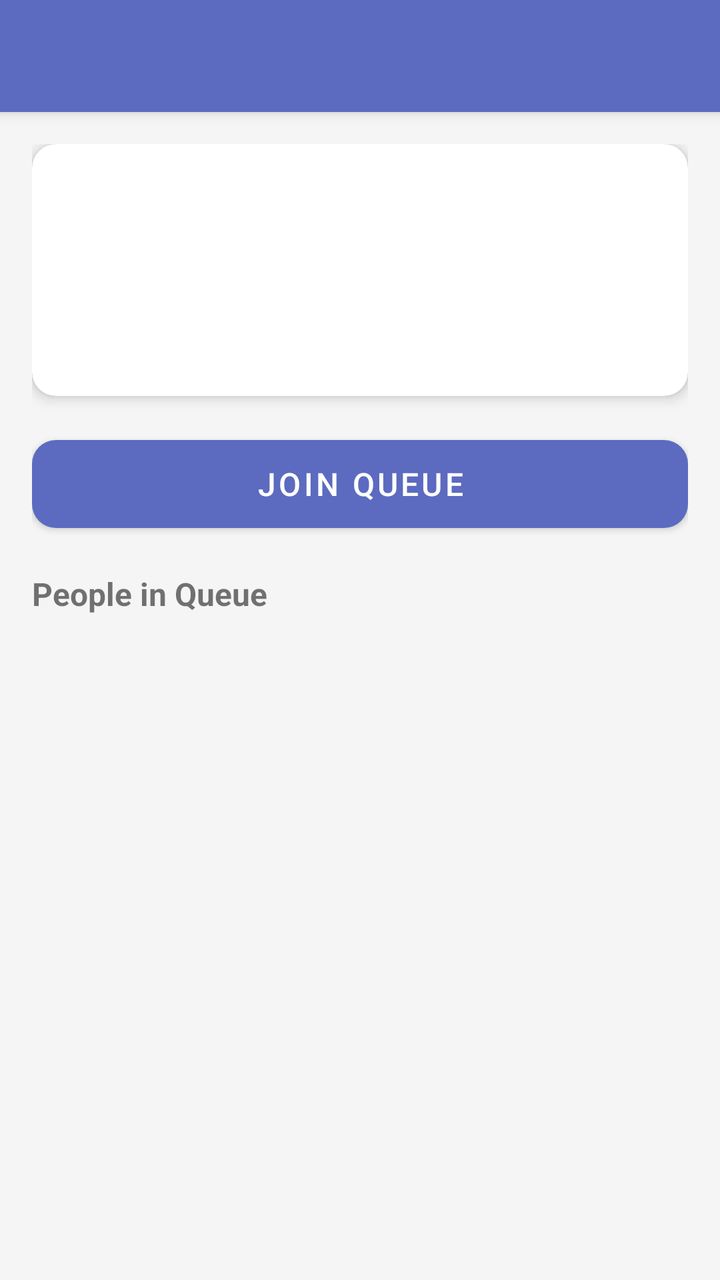
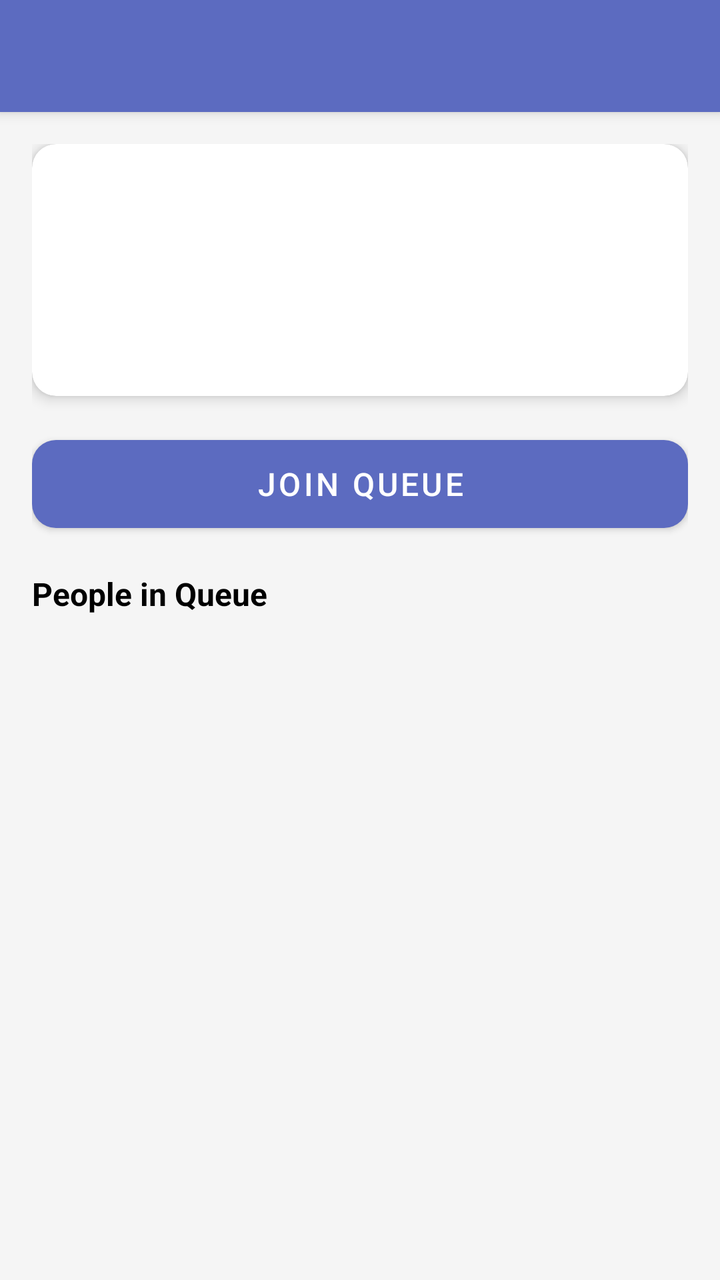

Before-and-after screenshots of an Android layout around one commit, followed by the original layout XML and the change that was made.
<!-- AndroidManifest.xml: application theme Theme.QueueLessPlus -->
<!-- res/layout/activity_queue_detail.xml -->
<?xml version="1.0" encoding="utf-8"?>
<androidx.coordinatorlayout.widget.CoordinatorLayout
    xmlns:android="http://schemas.android.com/apk/res/android"
    xmlns:app="http://schemas.android.com/apk/res-auto"
    android:layout_width="match_parent"
    android:layout_height="match_parent">

    <com.google.android.material.appbar.AppBarLayout
        android:layout_width="match_parent"
        android:layout_height="wrap_content">
        <androidx.appcompat.widget.Toolbar
            android:id="@+id/toolbar"
            android:layout_width="match_parent"
            android:layout_height="?attr/actionBarSize"
            android:background="@color/colorPrimary"
            app:titleTextColor="@color/white" />
    </com.google.android.material.appbar.AppBarLayout>

    <LinearLayout
        android:layout_width="match_parent"
        android:layout_height="match_parent"
        android:orientation="vertical"
        android:padding="16dp"
        app:layout_behavior="@string/appbar_scrolling_view_behavior">

        
        <com.google.android.material.card.MaterialCardView
            android:layout_width="match_parent"
            android:layout_height="wrap_content"
            android:layout_marginBottom="16dp"
            app:cardCornerRadius="12dp"
            app:cardElevation="4dp">

            <LinearLayout
                android:layout_width="match_parent"
                android:layout_height="wrap_content"
                android:orientation="vertical"
                android:padding="16dp">

                <TextView
                    android:id="@+id/tvDescription"
                    android:layout_width="match_parent"
                    android:layout_height="wrap_content"
                    android:textColor="@color/colorTextSecondary"
                    android:textSize="14sp" />

                <TextView
                    android:id="@+id/tvLocation"
                    android:layout_width="match_parent"
                    android:layout_height="wrap_content"
                    android:layout_marginTop="6dp"
                    android:textColor="@color/colorTextSecondary"
                    android:textSize="13sp" />

                <LinearLayout
                    android:layout_width="match_parent"
                    android:layout_height="wrap_content"
                    android:layout_marginTop="12dp"
                    android:orientation="horizontal">

                    <TextView
                        android:id="@+id/tvQueueCount"
                        android:layout_width="0dp"
                        android:layout_height="wrap_content"
                        android:layout_weight="1"
                        android:textSize="14sp"
                        android:textStyle="bold" />

                    <TextView
                        android:id="@+id/tvEstimatedWait"
                        android:layout_width="0dp"
                        android:layout_height="wrap_content"
                        android:layout_weight="1"
                        android:gravity="end"
                        android:textColor="@color/colorPrimary"
                        android:textSize="14sp" />
                </LinearLayout>

                <TextView
                    android:id="@+id/tvServiceTime"
                    android:layout_width="match_parent"
                    android:layout_height="wrap_content"
                    android:layout_marginTop="4dp"
                    android:textColor="@color/colorTextSecondary"
                    android:textSize="12sp" />
            </LinearLayout>
        </com.google.android.material.card.MaterialCardView>

        
        <com.google.android.material.button.MaterialButton
            android:id="@+id/btnJoinQueue"
            android:layout_width="match_parent"
            android:layout_height="56dp"
            android:layout_marginBottom="16dp"
            android:text="Join Queue"
            android:textSize="16sp"
            app:cornerRadius="12dp" />

        
        <TextView
            android:layout_width="match_parent"
            android:layout_height="wrap_content"
            android:layout_marginBottom="8dp"
            android:text="People in Queue"
            android:textSize="16sp"
            android:textStyle="bold" />

        <ProgressBar
            android:id="@+id/progressBar"
            android:layout_width="wrap_content"
            android:layout_height="wrap_content"
            android:layout_gravity="center_horizontal"
            android:visibility="gone" />

        <androidx.recyclerview.widget.RecyclerView
            android:id="@+id/rvQueueEntries"
            android:layout_width="match_parent"
            android:layout_height="0dp"
            android:layout_weight="1"
            app:layoutManager="androidx.recyclerview.widget.LinearLayoutManager" />

    </LinearLayout>
</androidx.coordinatorlayout.widget.CoordinatorLayout>
<!-- resources referenced by this layout -->
<resources>
  <color name="colorPrimary">#5C6BC0</color>
  <color name="colorTextSecondary">#757575</color>
  <color name="white">#FFFFFF</color>
  <style name="Theme.QueueLessPlus" parent="Theme.MaterialComponents.DayNight.NoActionBar">
          <item name="colorPrimary">@color/colorPrimary</item>
          <item name="colorPrimaryVariant">@color/colorPrimaryDark</item>
          <item name="colorOnPrimary">@color/white</item>
          <item name="colorSecondary">@color/colorAccent</item>
          <item name="colorOnSecondary">@color/white</item>
          <item name="android:colorBackground">@color/colorBackground</item>
          <item name="colorSurface">@color/colorSurface</item>
          <item name="colorError">@color/colorError</item>
          <item name="android:statusBarColor" tools:targetApi="l">@color/colorPrimaryDark</item>
          <item name="android:windowBackground">@color/colorBackground</item>
          <item name="textInputStyle">@style/Widget.MaterialComponents.TextInputLayout.OutlinedBox</item>
      </style>
  <color name="colorPrimaryDark">#3949AB</color>
  <color name="colorAccent">#FF7043</color>
  <color name="colorBackground">#F5F5F5</color>
  <color name="colorSurface">#FFFFFF</color>
  <color name="colorError">#F44336</color>
</resources>

<!-- the commit's change to res/layout/activity_queue_detail.xml (unified diff, before → after) -->
@@ -41,6 +41,7 @@
                     android:id="@+id/tvDescription"
                     android:layout_width="match_parent"
                     android:layout_height="wrap_content"
+
                     android:textColor="@color/colorTextSecondary"
                     android:textSize="14sp" />
 
<!-- resource entries referenced after the edit -->
@@ -1,25 +1,66 @@
 <!-- resources referenced by this layout -->
 <resources>
   <color name="colorPrimary">#5C6BC0</color>
-  <color name="colorTextSecondary">#757575</color>
+  <color name="colorTextSecondary">#666666</color>
   <color name="white">#FFFFFF</color>
   <style name="Theme.QueueLessPlus" parent="Theme.MaterialComponents.DayNight.NoActionBar">
+  
+          
           <item name="colorPrimary">@color/colorPrimary</item>
           <item name="colorPrimaryVariant">@color/colorPrimaryDark</item>
           <item name="colorOnPrimary">@color/white</item>
+  
           <item name="colorSecondary">@color/colorAccent</item>
           <item name="colorOnSecondary">@color/white</item>
+  
+          
           <item name="android:colorBackground">@color/colorBackground</item>
           <item name="colorSurface">@color/colorSurface</item>
-          <item name="colorError">@color/colorError</item>
+  
+          
+          <item name="android:textColor">@color/colorTextPrimary</item>
+          <item name="android:textColorPrimary">@color/colorTextPrimary</item>
+          <item name="android:textColorSecondary">#888888</item>
+          <item name="android:textColorHint">#888888</item>
+  
+          
+          <item name="colorOnSurface">@color/colorTextPrimary</item>
+          <item name="hintTextColor">#888888</item>
+  
+          
           <item name="android:statusBarColor" tools:targetApi="l">@color/colorPrimaryDark</item>
+  
+          
           <item name="android:windowBackground">@color/colorBackground</item>
-          <item name="textInputStyle">@style/Widget.MaterialComponents.TextInputLayout.OutlinedBox</item>
+  
+          
+          <item name="textInputStyle">@style/QueueLess.TextInputLayout</item>
+  
       </style>
   <color name="colorPrimaryDark">#3949AB</color>
   <color name="colorAccent">#FF7043</color>
   <color name="colorBackground">#F5F5F5</color>
   <color name="colorSurface">#FFFFFF</color>
-  <color name="colorError">#F44336</color>
+  <color name="colorTextPrimary">#000000</color>
+  <style name="QueueLess.TextInputLayout" parent="Widget.MaterialComponents.TextInputLayout.OutlinedBox">
+  
+          
+          <item name="boxCornerRadiusTopStart">12dp</item>
+          <item name="boxCornerRadiusTopEnd">12dp</item>
+          <item name="boxCornerRadiusBottomStart">12dp</item>
+          <item name="boxCornerRadiusBottomEnd">12dp</item>
+  
+          
+          <item name="android:textColor">@color/colorTextPrimary</item>
+          <item name="android:textColorHint">#888888</item>
+          <item name="hintTextColor">#888888</item>
+  
+          
+          <item name="boxStrokeColor">@color/colorPrimary</item>
+  
+          
+          <item name="colorOnSurface">@color/colorTextPrimary</item>
+  
+      </style>
 </resources>
 
